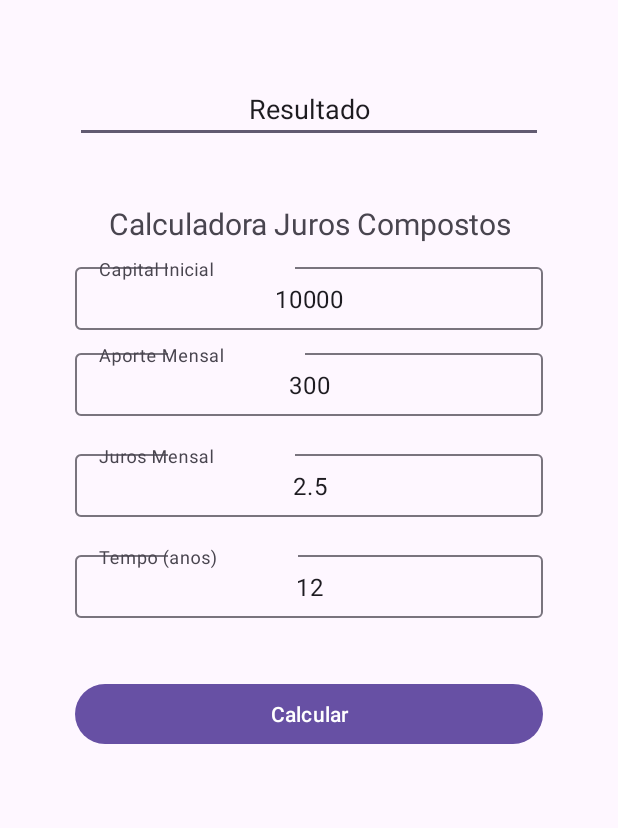
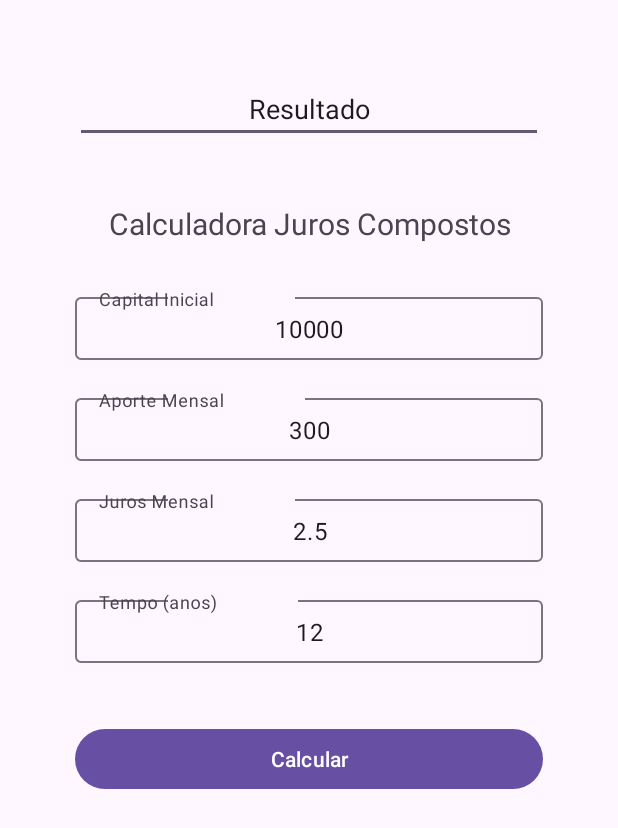
Before and after one commit to sandrorb/SrBJC, an Android app: the screen it shows after launch (MainActivity), on a phone screen of 412 x 824 dp. Shown: the top 828 px of the screen. Run offline under Robolectric (Android 15) with nearby library versions, the phone set to English and light mode, and no system bars.

Commit message:
Apenas um ajuste

```diff
--- a/app/src/main/res/layout/activity_main.xml
+++ b/app/src/main/res/layout/activity_main.xml
@@ -28,6 +28,7 @@
         android:layout_marginLeft="50sp"
         android:layout_marginTop="30sp"
         android:layout_marginRight="50sp"
+        android:layout_marginBottom="20sp"
         android:padding="10sp"
         android:text="Calculadora Juros Compostos"
         android:textAlignment="center"
@@ -44,7 +45,7 @@
             android:layout_marginLeft="50sp"
             android:layout_marginTop="20sp"
             android:layout_marginRight="50sp"
-            android:layout_marginBottom="10sp"
+            android:layout_marginBottom="20sp"
             android:hint="Capital Inicial"
             android:padding="10sp"
             android:textAlignment="center" />
```
Also changed, not shown: 1 other file.
